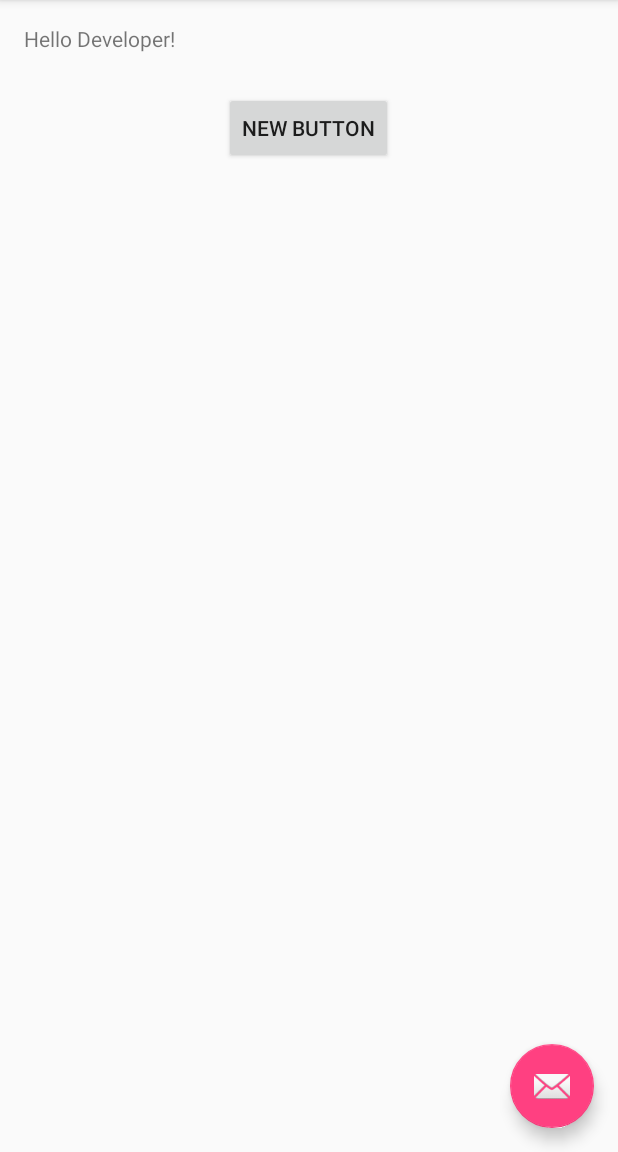
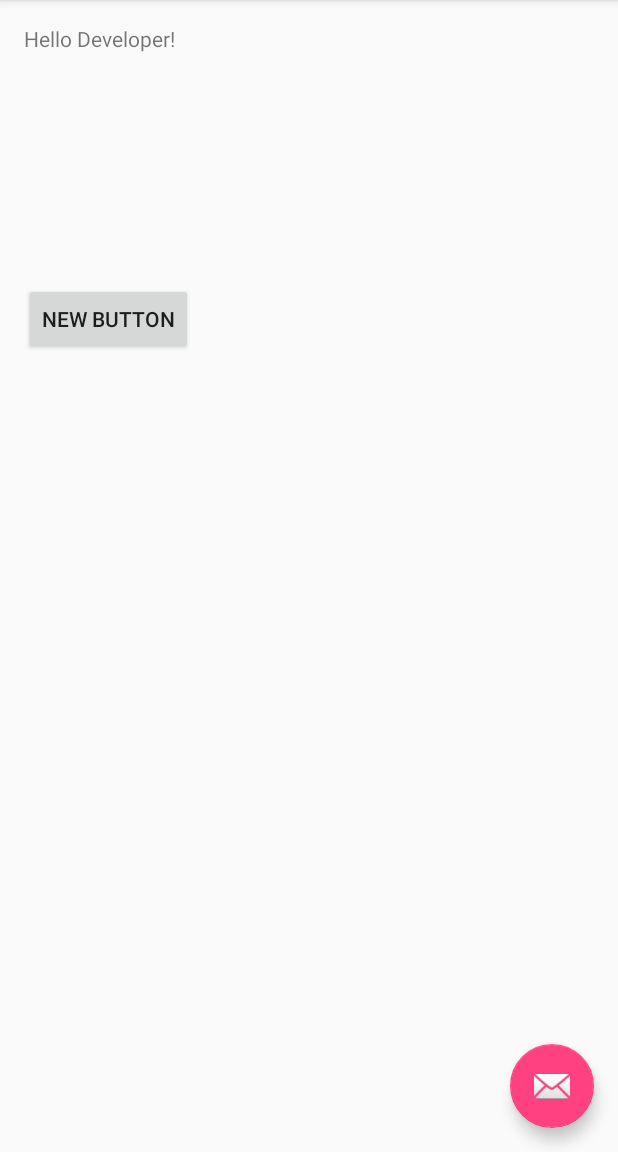
Before and after one commit to Driversbuddy/DriversBuddy, an Android app: the screen it shows after launch (MainActivity), on a phone screen of 412 x 824 dp, the part 84-1236 px from its top. Run offline under Robolectric (Android 15) with nearby library versions, the phone set to English and light mode, and no system bars.

Commit message:
Changed button position

```diff
--- a/app/src/main/res/layout/content_main.xml
+++ b/app/src/main/res/layout/content_main.xml
@@ -22,9 +22,10 @@
         android:id="@+id/button"
         android:layout_width="wrap_content"
         android:layout_height="wrap_content"
+        android:layout_alignParentLeft="true"
+        android:layout_alignParentStart="true"
         android:layout_below="@+id/textView"
-        android:layout_centerHorizontal="true"
-        android:layout_marginTop="26dp"
+        android:layout_marginTop="153dp"
         android:text="New Button" />
 
 </RelativeLayout>
```
